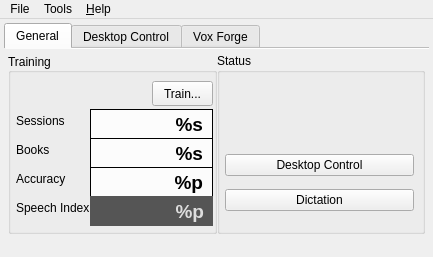
This is res/ui/main-window.ui in smartboyhw/speechcontrol as Qt 5 draws it before an edit. The edited form follows.
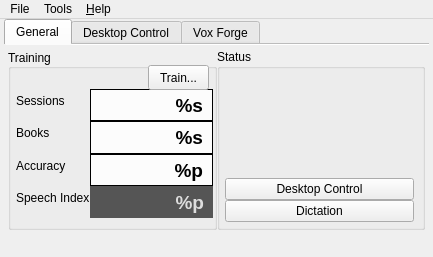
This is the edited form. Icons and pictures are not drawn.

What changed in the file:
```diff
--- a/res/ui/main-window.ui
+++ b/res/ui/main-window.ui
@@ -59,7 +59,7 @@
     <property name="geometry">
      <rect>
       <x>4</x>
-      <y>4</y>
+      <y>0</y>
       <width>425</width>
       <height>217</height>
      </rect>
@@ -129,12 +129,25 @@
           <property name="geometry">
            <rect>
             <x>8</x>
-            <y>88</y>
+            <y>24</y>
             <width>189</width>
-            <height>85</height>
+            <height>149</height>
            </rect>
           </property>
           <layout class="QVBoxLayout" name="verticalLayout">
+           <item>
+            <spacer name="verticalSpacer">
+             <property name="orientation">
+              <enum>Qt::Vertical</enum>
+             </property>
+             <property name="sizeHint" stdset="0">
+              <size>
+               <width>20</width>
+               <height>40</height>
+              </size>
+             </property>
+            </spacer>
+           </item>
            <item>
             <widget class="QPushButton" name="btnDsktpCntrl">
              <property name="text">
@@ -198,9 +211,9 @@
           <property name="geometry">
            <rect>
             <x>8</x>
-            <y>56</y>
+            <y>40</y>
             <width>197</width>
-            <height>117</height>
+            <height>129</height>
            </rect>
           </property>
           <layout class="QFormLayout" name="formLayout">
@@ -395,8 +408,8 @@
          <widget class="QPushButton" name="btnTrain">
           <property name="geometry">
            <rect>
-            <x>144</x>
-            <y>28</y>
+            <x>140</x>
+            <y>16</y>
             <width>61</width>
             <height>25</height>
            </rect>
```
Left out of the diff: 120 changed lines with no effect on the pictures.
